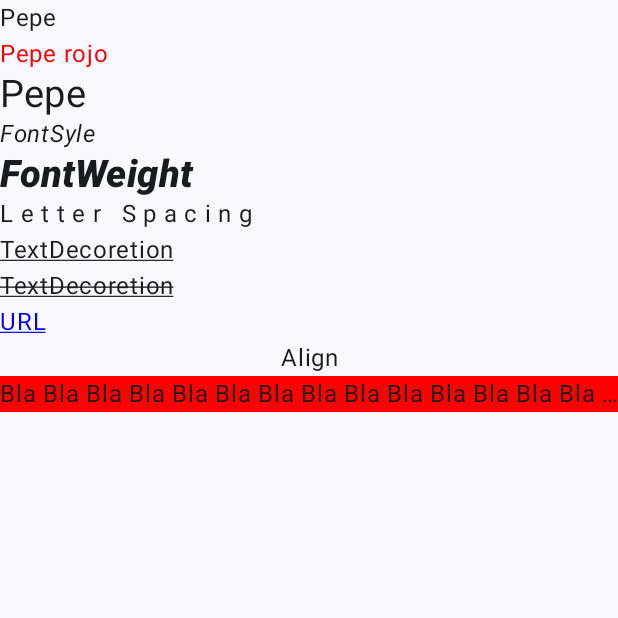
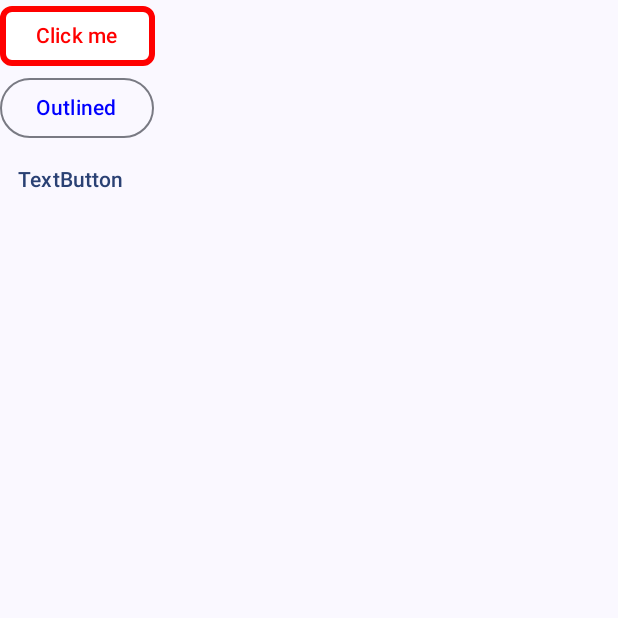
Before and after one commit to joshflugel/Jetpack-Compose-2025, an Android app built with Jetpack Compose: the screen it shows after launch (MainActivity), on a phone screen of 412 x 824 dp, the top half of it. Run offline under Robolectric (Android 15) with nearby library versions, the phone set to English and light mode, and no system bars.

```diff
--- a/app/src/main/java/com/josh/compose/MainActivity.kt
+++ b/app/src/main/java/com/josh/compose/MainActivity.kt
@@ -15,7 +15,8 @@ import androidx.compose.ui.Modifier
 import androidx.compose.ui.tooling.preview.Devices
 import androidx.compose.ui.tooling.preview.Preview
 import androidx.compose.ui.unit.dp
-import com.josh.compose.components.layout.MyTexts
+import com.josh.compose.components.layout.MyButtons
+import com.josh.compose.components.layout.MyTextFieldParent
 import com.josh.compose.ui.theme.BasicComposeAppTheme
 
 class MainActivity : ComponentActivity() {
@@ -26,7 +27,8 @@ class MainActivity : ComponentActivity() {
         setContent {
             BasicComposeAppTheme {
                 Scaffold(modifier = Modifier.fillMaxSize()) { innerPadding ->
-                    MyTexts(Modifier.padding(innerPadding))
+                    MyButtons(Modifier.padding(innerPadding)) //sec6
+                   // MyTextFieldParent(Modifier.padding(innerPadding))
                 //) MyState2_20(Modifier.padding(innerPadding))
                     //MyState2_19(Modifier.padding(innerPadding))
                     //ConstraintChain(Modifier.padding(innerPadding))                //ConstraintAdvancedGuide(Modifier.padding(innerPadding))
--- /dev/null
+++ b/app/src/main/java/com/josh/compose/components/layout/Buttons.kt
@@ -0,0 +1,63 @@
+package com.josh.compose.components.layout
+
+import android.util.Log
+import androidx.compose.foundation.BorderStroke
+import androidx.compose.foundation.content.MediaType.Companion.Text
+import androidx.compose.foundation.layout.Column
+import androidx.compose.foundation.layout.padding
+import androidx.compose.foundation.shape.RoundedCornerShape
+import androidx.compose.material3.Button
+import androidx.compose.material3.ButtonDefaults
+import androidx.compose.material3.OutlinedButton
+import androidx.compose.material3.Text
+import androidx.compose.material3.TextButton
+import androidx.compose.runtime.Composable
+import androidx.compose.ui.Modifier
+import androidx.compose.ui.graphics.Color
+import androidx.compose.ui.tooling.preview.Preview
+import androidx.compose.ui.unit.dp
+
+@Preview
+@Composable
+fun MyButtons_preview() {
+    MyButtons_wrapper()
+}
+
+@Composable
+fun MyButtons_wrapper() {
+    MyButtons(Modifier.padding((16.dp)))
+}
+
+@Composable
+fun MyButtons(modifier: Modifier) {
+    Column (modifier = Modifier){
+        Button(onClick = { Log.i("joshtag", "Boton Pulsado")},
+            enabled = true,
+            shape = RoundedCornerShape(20),
+            border = BorderStroke(4.dp, Color.Red),
+            colors = ButtonDefaults.buttonColors(
+                contentColor = Color.Red,
+                containerColor = Color.White,
+                disabledContainerColor = Color.Yellow,
+                disabledContentColor = Color.Green
+            )
+        ) {
+            Text("Click me")
+        }
+
+        // Outlined buttons are MEDIUM-EMPHASIS buttons. They contain actions that are important
+        // but not the primary action of the app. they pair well with Buttons to indicate an
+        // alternative secondary action
+        OutlinedButton(onClick = {}, colors = ButtonDefaults.outlinedButtonColors(
+            contentColor = Color.Blue
+        )) {
+            Text("Outlined")
+        }
+
+        // TextButtons are for LESS-PRONOUNCED actions
+        TextButton(onClick = {}) {
+            Text("TextButton")
+        }
+
+    }
+}
--- a/app/src/main/java/com/josh/compose/components/layout/MyText.kt
+++ b/app/src/main/java/com/josh/compose/components/layout/Text.kt
@@ -17,7 +17,7 @@ import androidx.compose.ui.unit.sp
 
 
 @Composable
-fun MyTexts(modifier: Modifier) {
+fun MyText(modifier: Modifier) {
     Column(modifier = modifier) {
         Text(text = "Pepe")
         Text(text = "Pepe rojo", color = Color.Red)
```
Also changed, not shown: app/src/main/java/com/josh/compose/components/layout/TextField.kt (added, +90 -0 lines).
